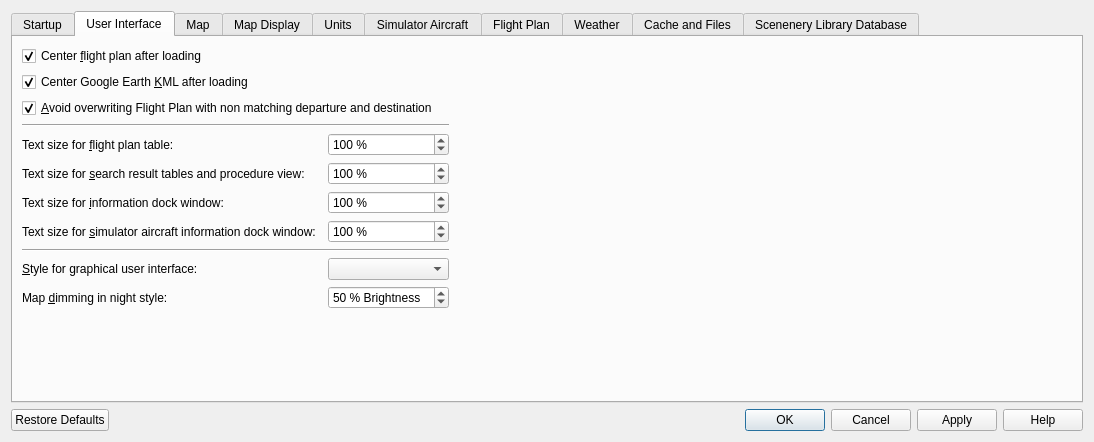
Old version of the form src/options/options.ui in the repository albar965/littlenavmap.
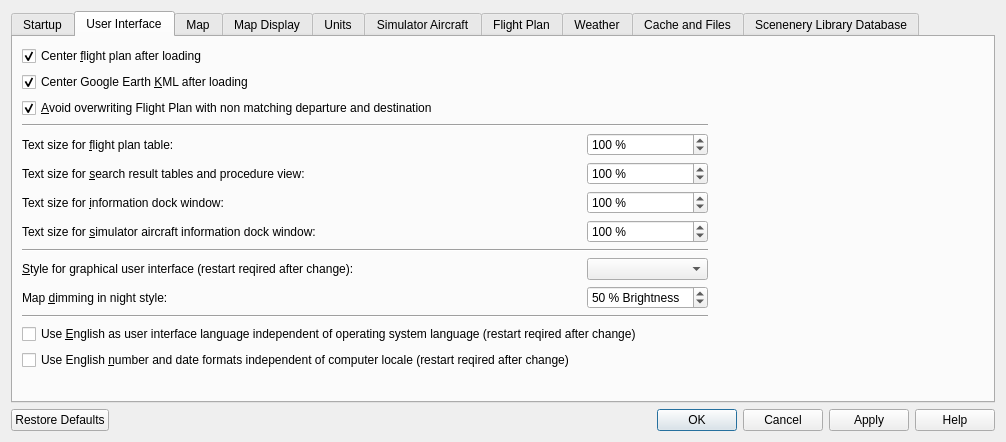
New version of the form. The open tabs and pages were chosen to show the change.

Commit message: Added option to override system language and locale. #156

What changed in the file:
```diff
--- a/src/options/options.ui
+++ b/src/options/options.ui
@@ -6,7 +6,7 @@
    <rect>
     <x>0</x>
     <y>0</y>
-    <width>1094</width>
+    <width>1006</width>
     <height>442</height>
    </rect>
   </property>
@@ -306,6 +306,35 @@
        <string>User Interface</string>
       </attribute>
       <layout class="QGridLayout" name="gridLayout_2">
+       <item row="12" column="0" colspan="3">
+        <widget class="QCheckBox" name="checkBoxOptionsGuiOverrideLanguage">
+         <property name="toolTip">
+          <string>Overrides any available translations and forces Little Navmap to use the English language for all windows and dialogs.\n
+A restart is required for the settings to take effect.</string>
+         </property>
+         <property name="statusTip">
+          <string>Overrides any available translations and forces Little Navmap to use the English language for all texts.\\n\nA restart is required for the settings to take effect.</string>
+         </property>
+         <property name="text">
+          <string>Use &amp;English as user interface language independent of operating system language (restart reqired after change)</string>
+         </property>
+        </widget>
+       </item>
+       <item row="13" column="0">
+        <widget class="QCheckBox" name="checkBoxOptionsGuiOverrideLocale">
+         <property name="toolTip">
+          <string>Overrides local settings like number and date formats and forces English formats\n
+which implies &quot;.&quot; as decimal separator, &quot;,&quot; as thousands separator, am/pm time and other changes.\n
+A restart is required for the settings to take effect.</string>
+         </property>
+         <property name="statusTip">
+          <string>Overrides local settings like number and date formats and forces English formats\\n\nwhich implies &quot;.&quot; as decimal separator, &quot;,&quot; as thousands separator, am/pm time and other changes.</string>
+         </property>
+         <property name="text">
+          <string>Use English &amp;number and date formats independent of computer locale (restart reqired after change)</string>
+         </property>
+        </widget>
+       </item>
        <item row="4" column="2">
         <widget class="QSpinBox" name="spinBoxOptionsGuiRouteText">
          <property name="readOnly">
@@ -405,7 +434,7 @@
        <item row="9" column="0">
         <widget class="QLabel" name="labelOptionsGuiTheme">
          <property name="text">
-          <string>&amp;Style for graphical user interface:</string>
+          <string>&amp;Style for graphical user interface (restart reqired after change):</string>
          </property>
          <property name="buddy">
           <cstring>comboBoxOptionsGuiTheme</cstring>
@@ -487,7 +516,7 @@
          </property>
         </widget>
        </item>
-       <item row="11" column="0">
+       <item row="14" column="0">
         <spacer name="verticalSpacer">
          <property name="orientation">
           <enum>Qt::Vertical</enum>
@@ -566,6 +595,16 @@
          </property>
         </widget>
        </item>
+       <item row="11" column="0" colspan="3">
+        <widget class="Line" name="line_5">
+         <property name="midLineWidth">
+          <number>0</number>
+         </property>
+         <property name="orientation">
+          <enum>Qt::Horizontal</enum>
+         </property>
+        </widget>
+       </item>
       </layout>
      </widget>
      <widget class="QWidget" name="tabOptionsMap">
```
Left out of the diff: 16 changed lines with no effect on the pictures. The commit also changes 6 other files.
